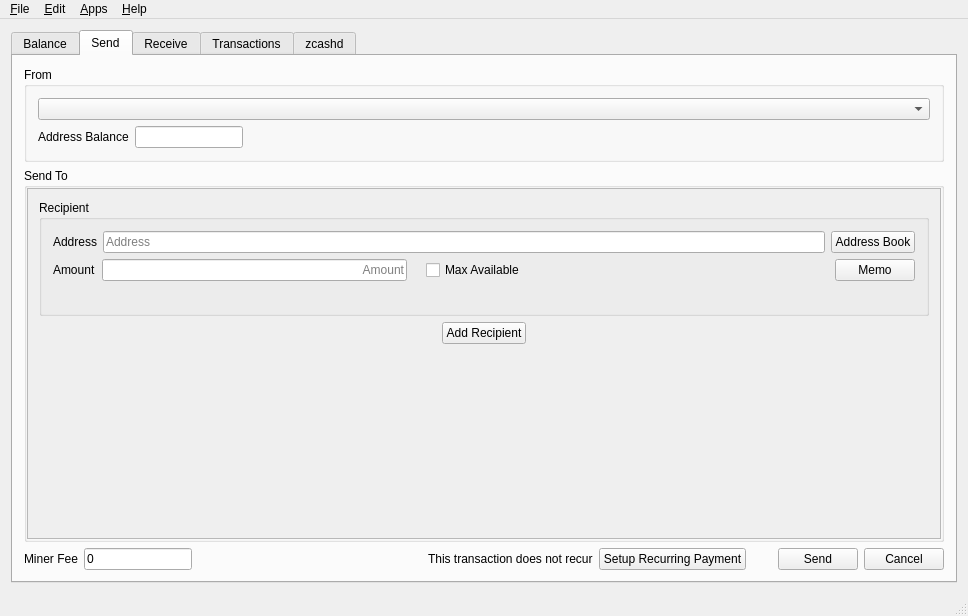
Old version of the form src/mainwindow.ui in the repository z-bitcoinz/BitcoinZ_Blue.
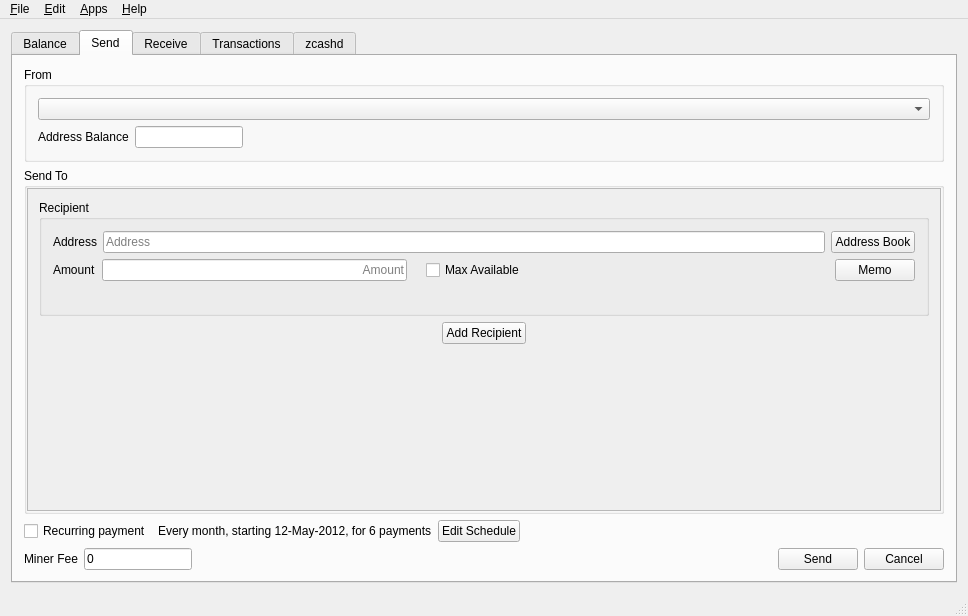
New version of the form. Icons and pictures are not drawn. Custom widgets are drawn as their Qt base class.

Commit message: Send page checkbox

```diff
--- a/src/mainwindow.ui
+++ b/src/mainwindow.ui
@@ -346,8 +346,8 @@
                <rect>
                 <x>0</x>
                 <y>0</y>
-                <width>928</width>
-                <height>380</height>
+                <width>920</width>
+                <height>301</height>
                </rect>
               </property>
               <layout class="QVBoxLayout" name="sendToLayout">
@@ -530,6 +530,50 @@
           </layout>
          </widget>
         </item>
+        <item>
+         <layout class="QHBoxLayout" name="horizontalLayout_17">
+          <item>
+           <widget class="QCheckBox" name="chkRecurring">
+            <property name="text">
+             <string>Recurring payment</string>
+            </property>
+           </widget>
+          </item>
+          <item>
+           <widget class="QLabel" name="lblRecurDesc">
+            <property name="text">
+             <string>Every month, starting 12-May-2012, for 6 payments</string>
+            </property>
+           </widget>
+          </item>
+          <item>
+           <widget class="QPushButton" name="btnRecurSchedule">
+            <property name="text">
+             <string>Edit Schedule</string>
+            </property>
+            <property name="checkable">
+             <bool>false</bool>
+            </property>
+            <property name="checked">
+             <bool>false</bool>
+            </property>
+           </widget>
+          </item>
+          <item>
+           <spacer name="horizontalSpacer_7">
+            <property name="orientation">
+             <enum>Qt::Horizontal</enum>
+            </property>
+            <property name="sizeHint" stdset="0">
+             <size>
+              <width>40</width>
+              <height>20</height>
+             </size>
+            </property>
+           </spacer>
+          </item>
+         </layout>
+        </item>
         <item>
          <layout class="QHBoxLayout" name="horizontalLayout_6">
           <item>
@@ -572,24 +616,10 @@
             </property>
            </widget>
           </item>
-          <item>
-           <widget class="QLabel" name="label_16">
-            <property name="text">
-             <string>This transaction does not recur</string>
-            </property>
-           </widget>
-          </item>
-          <item>
-           <widget class="QPushButton" name="pushButton">
-            <property name="text">
-             <string>Setup Recurring Payment</string>
-            </property>
-           </widget>
-          </item>
           <item>
            <widget class="QLabel" name="label_17">
             <property name="text">
-             <string notr="true">      </string>
+             <string notr="true"/>
             </property>
            </widget>
           </item>
```
Left out of the diff: 28 changed lines with no effect on the pictures. The commit also changes 5 other files.
